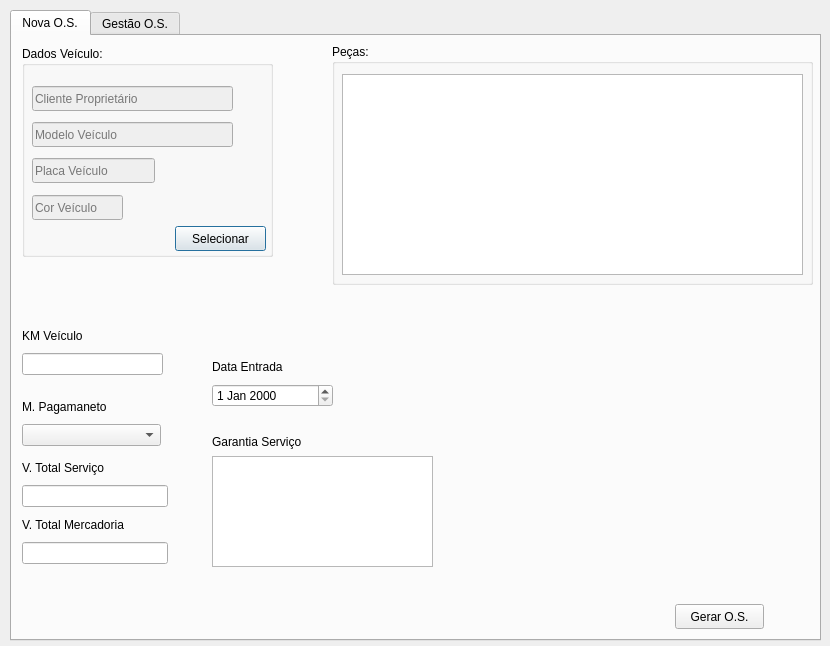
Above: frm_ordemservico.ui from ustop0/TCC before the change. Below: the same form after it.
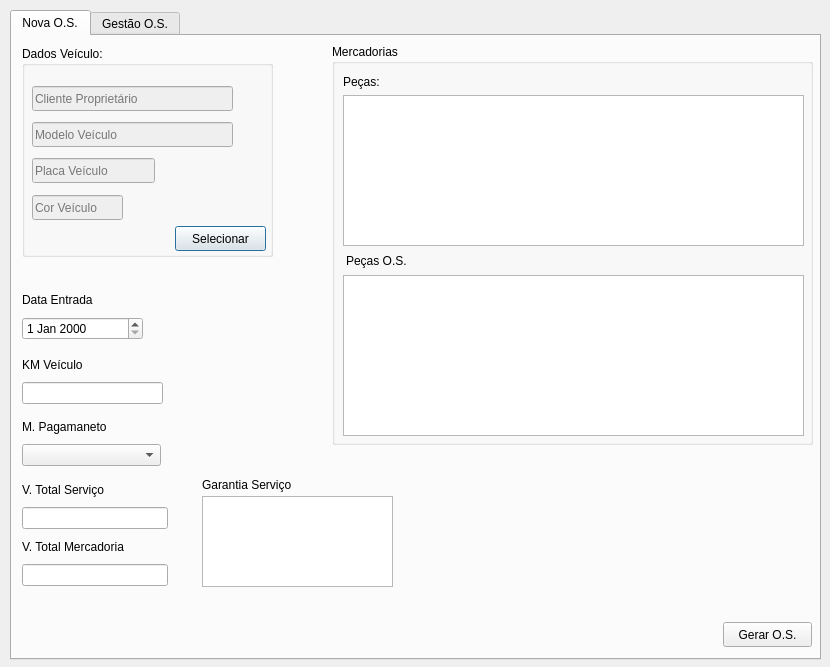
That is the form after the change.

Commit message:
Desenvolvendo tela de OS
Foi desenvolvido o subformulario que permite selecionar os dados do cliente e do veículo, populando a tabela de peças do veículo automaticamente

```diff
--- a/frm_ordemservico.ui
+++ b/frm_ordemservico.ui
@@ -7,7 +7,7 @@
     <x>0</x>
     <y>0</y>
     <width>830</width>
-    <height>646</height>
+    <height>667</height>
    </rect>
   </property>
   <property name="windowTitle">
@@ -19,7 +19,7 @@
      <x>10</x>
      <y>10</y>
      <width>811</width>
-     <height>631</height>
+     <height>650</height>
     </rect>
    </property>
    <property name="currentIndex">
@@ -33,7 +33,7 @@
      <property name="geometry">
       <rect>
        <x>10</x>
-       <y>360</y>
+       <y>380</y>
        <width>139</width>
        <height>50</height>
       </rect>
@@ -54,8 +54,8 @@
     <widget class="QWidget" name="layoutWidget_5">
      <property name="geometry">
       <rect>
-       <x>200</x>
-       <y>320</y>
+       <x>10</x>
+       <y>253</y>
        <width>121</width>
        <height>51</height>
       </rect>
@@ -166,18 +166,18 @@
     <widget class="QPlainTextEdit" name="Ptxt_garantiaservico">
      <property name="geometry">
       <rect>
-       <x>200</x>
-       <y>420</y>
-       <width>221</width>
-       <height>111</height>
+       <x>190</x>
+       <y>460</y>
+       <width>191</width>
+       <height>91</height>
       </rect>
      </property>
     </widget>
     <widget class="QLabel" name="label_5">
      <property name="geometry">
       <rect>
-       <x>200</x>
-       <y>397</y>
+       <x>190</x>
+       <y>440</y>
        <width>121</width>
        <height>17</height>
       </rect>
@@ -189,8 +189,8 @@
     <widget class="QPushButton" name="pushButton">
      <property name="geometry">
       <rect>
-       <x>663</x>
-       <y>568</y>
+       <x>711</x>
+       <y>586</y>
        <width>89</width>
        <height>25</height>
       </rect>
@@ -205,28 +205,64 @@
        <x>320</x>
        <y>8</y>
        <width>481</width>
-       <height>241</height>
+       <height>401</height>
       </rect>
      </property>
      <property name="title">
-      <string>Peças:</string>
+      <string>Mercadorias</string>
      </property>
      <widget class="QTableWidget" name="tw_listapecas">
       <property name="geometry">
        <rect>
-        <x>10</x>
-        <y>30</y>
+        <x>11</x>
+        <y>51</y>
         <width>461</width>
-        <height>201</height>
+        <height>151</height>
        </rect>
       </property>
      </widget>
+     <widget class="QTableWidget" name="tw_pecasOS">
+      <property name="geometry">
+       <rect>
+        <x>11</x>
+        <y>231</y>
+        <width>461</width>
+        <height>161</height>
+       </rect>
+      </property>
+     </widget>
+     <widget class="QLabel" name="label_7">
+      <property name="geometry">
+       <rect>
+        <x>14</x>
+        <y>208</y>
+        <width>81</width>
+        <height>17</height>
+       </rect>
+      </property>
+      <property name="text">
+       <string>Peças O.S.</string>
+      </property>
+     </widget>
+     <widget class="QLabel" name="lbl_pecasModelo">
+      <property name="geometry">
+       <rect>
+        <x>11</x>
+        <y>29</y>
+        <width>231</width>
+        <height>17</height>
+       </rect>
+      </property>
+      <property name="text">
+       <string>Peças:</string>
+      </property>
+     </widget>
     </widget>
-    <widget class="QWidget" name="">
+    <widget class="QWidget" name="layoutWidget">
      <property name="geometry">
       <rect>
        <x>10</x>
-       <y>289</y>
+       <y>318</y>
        <width>141</width>
        <height>50</height>
       </rect>
@@ -244,11 +280,11 @@
       </item>
      </layout>
     </widget>
-    <widget class="QWidget" name="">
+    <widget class="QWidget" name="layoutWidget">
      <property name="geometry">
       <rect>
        <x>10</x>
-       <y>420</y>
+       <y>442</y>
        <width>146</width>
        <height>108</height>
       </rect>
```
Left out of the diff: 6 changed lines with no effect on the pictures. The commit also changes 6 other files.
